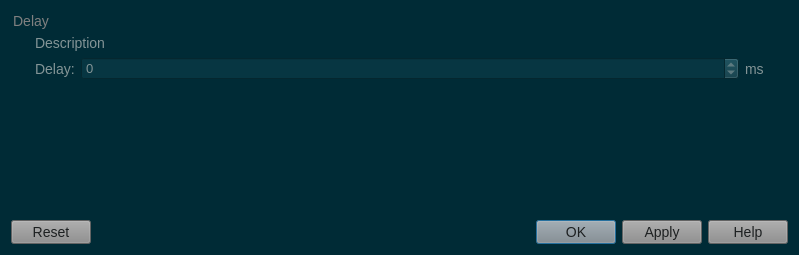
Old version of the form gns3-gui-2.1.4/gns3/ui/filter_dialog.ui in the repository n3oxmind/gns3theme.
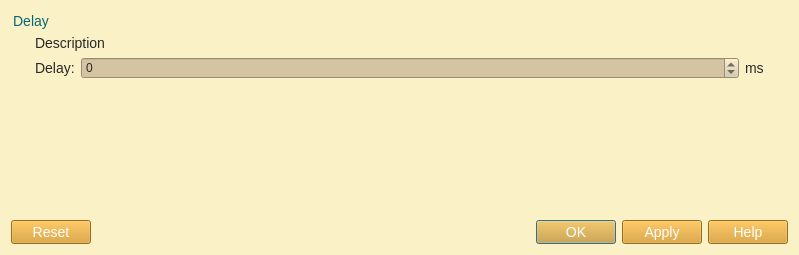
New version of the form.

What changed in the file:
```diff
--- a/gns3-gui-2.1.4/gns3/ui/filter_dialog.ui
+++ b/gns3-gui-2.1.4/gns3/ui/filter_dialog.ui
@@ -18,27 +18,26 @@
   </property>
   <property name="styleSheet">
    <string notr="true">QWidget{
-	background-color: #002b36;
+	background-color: #fbf1c7;
 }
 QMenuBar::item{
-	background-color: #002b36;
+	background-color: #fbf1c7;
 }
 QDockWidget::title{
-	background: #073642;
+	background: #d5c4a1;
 	padding-left: 5px;
 }
 QDockWidget, QMenuBar{
-    color: #839496;
+    color: #282828;
     font: bold 14px;
 }
 QTextEdit, QPlainTextEdit, QLineEdit, QSpinBox, QComboBox {
-  background-color: #073642;
-  font: 13px;
-  color: #839496;
+  background-color: #d5c4a1;
+  color: #282828;
 }
 QTextEdit#uiConsoleTextEdit {
-  background-color: #002b36;
-  color: #839496;
+  background-color: #fbf1c7;
+  color: #282828;
   font: 13px;
 }
 QTabWidget {
@@ -46,84 +45,84 @@
 	border-top: 2px;
 }
 QTabBar::tab {
-    background: #073642;
-    color: #839496;
+    background: #d5c4a1;
+    color: #282828;
     min-width: 8ex;
     padding: 2px;
 	border-top-right-radius: 6px;
 	border-top-left-radius: 6px;
 }
 QTabBar::tab:selected {
-    background: #8a8a8a;
-	color: #1d2021;
+    background: #458588;
+	color: #FFFFFF;
 }
 QGroupBox {
-    color: #808080;
+    color: #076678;
     font: 14px;
     padding: 15px;
     border-style: none;
 }
 QMainWindow::separator {
-	background: #073642;
+	background: #d5c4a1;
 	width: 1px;
 	height: 1px;
 }
 QComboBox {
-	selection-background-color: #d75f00;
-	selection-color: #1c1c1c;
+	selection-background-color: #458588;
+	selection-color: #FFFFFF;
 }
 
 QToolBar{
-	background: #073642;
+	background: #d5c4a1;
 	border: 0px;
 }
 QPushButton {
-	background-color: #8a8a8a;
-    color: #1d2021;
+	background-color: #d79921;
+    color: #FFFFFF;
 	font: 14px;
 }
 QToolButton {
-	background-color: #8a8a8a;
-    color: #1d2021;
+	background-color: #d79921;
+    color: #FFFFFF;
 	font: 14px;
 }
 QTreeWidget, QListWidget {
-	background-color: #002b36;
-	color: #839496;
-    alternate-background-color: #073642;
+	background-color: #fbf1c7;
+	color: #282828;
+    alternate-background-color: #d5c4a1; 
 	font: 14px;
 }
 QTreeWidget#uiTreeWidget {
-	background-color: #073642;
-	color: #839496;
+	background-color: #d5c4a1;
+	color: #282828;
 	font: bold 16px;
 }
 QTreeWidget::item:selected, QTreeWidget::item:hover, QMenu::item:selected,QToolButton::hover,QPushButton::hover,QTabBar::tab:hover {
-	background-color: #d75f00;
-	color: #1c1c1c;
+	background-color: #458588;
+	color: #FFFFFF;
 }
 QMenu {
 	background-color: #002b36;
     color: #839496;
 }
 QLabel {
-	color: #839496;
+	color: #282828;
 	font: 14px;
 }
 QLabel#uiTitleLabel {
-	color: #839496;
+	color: #282828;
 	font: bold 16px;
 }
 
 QAbstractScrollArea::corner {
-    background: #002b36;
+    background: #fbf1c7;
 }
 QScrollBar::handle:horizontal {
-    background: #073642;
+    background: #d5c4a1;
     min-width: 20px;
 }
 QScrollBar::handle:vertical {
-    background: #073642;
+    background: #d5c4a1;
     min-width: 20px;
 }
 QScrollBar:vertical {
@@ -142,12 +141,12 @@
   background: none
 }
 QStatusBar {
-	background-color: #073642;
-	color: #839496;
+	background-color: #d5c4a1;
+	color: #282828;
 }
 
 QRadioButton, QCheckBox {
-  color: #839496;
+  color: #282828;
 }
 QRadioButton::disabled, QCheckBox::disabled {
   color: gray;
```
Left out of the diff: 4 changed lines with no effect on the pictures.
